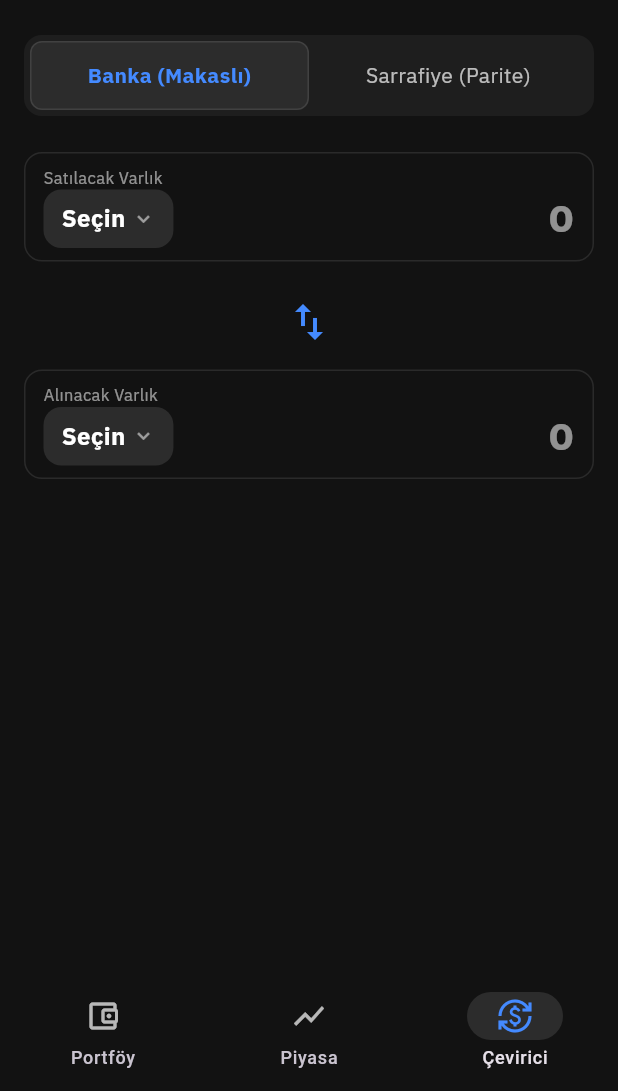
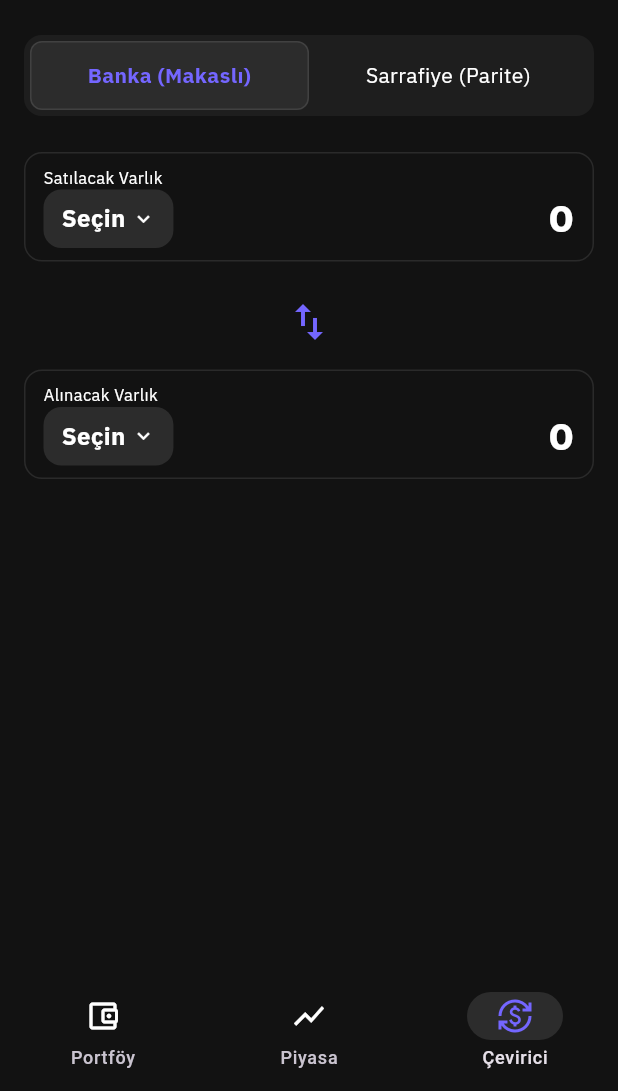
Before and after one commit to cinargorkemturudu/yastik6-app, a Flutter app: the screen it shows after launch, item 3 of the bottom bar chosen, on a phone screen of 412 x 824 dp, the part 145-1236 px from its top. Run offline on Flutter 3.47's test engine with Material 3 defaults, Android fonts, the phone set to English and light mode, and no system bars; our stand-ins replace decimal, envied, fl_chart, flutter_riverpod, flutter_secure_storage, google_fonts and 4 more; missing offline and left inert: circle_flags, encrypt, extension_google_sign_in_as_googleapis_auth, googleapis, icloud_storage; accounts and stored records are empty; generated files the repository leaves out were written again; network calls fail; statements that could not run were skipped.

Commit message:
brand color defined, all texts are white

```diff
--- a/lib/ui/theme/app_colors.dart
+++ b/lib/ui/theme/app_colors.dart
@@ -1,8 +1,7 @@
 import 'package:flutter/material.dart';
+class AppAlphas {
+  AppAlphas._();
 
-/// Tasarım sistemindeki tüm saydamlık (Alpha/Opacity) standartları.
-/// Renklerin [withValues(alpha: ...)] metoduyla birlikte kullanılır.
-class AppAlphas {
   // Çok hafif arka planlar (Çizgiler, gölgeler, çok silik yüzeyler)
   static const double faint = 0.05;
   static const double hover = 0.10;
@@ -13,14 +12,9 @@ class AppAlphas {
   static const double borderLight = 0.30;
   static const double overlay = 0.40;
 
-  // Belirgin vurgular (Buton kenarlıkları)
+  // Belirgin vurgular (Buton kenarlıkları, seçili olmayan ikonlar)
   static const double borderActive = 0.50;
-
-  // Metin saydamlıkları (Kapsayıcı metinler, ikincil bilgiler)
-  static const double textMuted = 0.70;
-  static const double textSecondary = 0.80;
 }
-
 class AppColors {
   AppColors._();
 
@@ -31,31 +25,30 @@ class AppColors {
   static const Color inputFill = Color(0xFF252525);
   static const Color sellSlipBg = Color(0xFF2C1B1B);
 
-  // --- Metin Renkleri ---
+  // --- Metin Renkleri (Unified to pure white per design spec) ---
   static const Color textPrimary = Colors.white;
-  static const Color textSecondary = Colors.white70;
-  static const Color textMuted = Colors.white54;
-  static const Color textFaint = Colors.white38;
+  static const Color textSecondary = Colors.white;
+  static const Color textMuted = Colors.white;
+  static const Color textFaint = Colors.white;
 
   // --- Anlamsal Renkler ---
   static const Color profit = Color(0xFF4CAF50);
   static const Color loss = Color(0xFFE53935);
-  static const Color neutral = Colors.white54;
+  static const Color neutral = Colors.white; // Unified to white to avoid gray text
 
   static const Color profitAccent = Colors.greenAccent;
   static const Color lossAccent = Colors.redAccent;
-  static const Color brandBlue = Colors.blueAccent;
+  static const Color brandBlue = Color(0xFF7466FF); // Updated to the new brand color
 
   // --- Kategori Renkleri ---
   static const Color metal = Color(0xFFFFD700);
   static const Color silver = Color(0xFFB0BEC5);
   static const Color currency = Color(0xFF2ECC71);
-  static const Color stock = Color(0xFF3498DB); // Hisse için Mavi tonu
-  static const Color crypto = Color(0xFFF7931A); // Kripto için Turuncu/Altın tonu
-  static const Color indicator = Color(0xFF9B59B6); // Göstergeler için Mor tonu
+  static const Color stock = Color(0xFF3498DB);
+  static const Color crypto = Color(0xFFF7931A);
+  static const Color indicator = Color(0xFF9B59B6);
 
   // --- VIP Varlık Renkleri ---
-  // Uygulama içinde özel renge sahip olmasını istediğimiz ana varlıklar.
   static const Map<String, Color> _vipAssetColors = {
     // Madenler
     'XAU': metal,
@@ -93,4 +86,5 @@ class AppColors {
     final index = cleanCode.hashCode.abs() % Colors.primaries.length;
     return Colors.primaries[index];
   }
+
 }
--- a/lib/ui/theme/app_text_style.dart
+++ b/lib/ui/theme/app_text_style.dart
@@ -19,8 +19,20 @@ class AppTextStyles {
   static final TextStyle bodyMedium = _body.copyWith(fontSize: 14, fontWeight: FontWeight.normal);
 
   // --- ALT BİLGİ & ETİKETLER (IBM Plex Sans) ---
-  static final TextStyle caption = _body.copyWith(fontSize: 11, fontWeight: FontWeight.normal, color: AppColors.textMuted);
-  static final TextStyle captionBold = _body.copyWith(fontSize: 11, fontWeight: FontWeight.bold, color: AppColors.textMuted);
+  // Hierarchy achieved strictly via font thickness.
+  // Minimum w400 enforced to prevent OLED anti-aliasing washout.
+  // All colors point directly to textPrimary to eliminate semantic ghosts.
+  static final TextStyle caption = _body.copyWith(
+    fontSize: 11,
+    fontWeight: FontWeight.w400,
+    color: AppColors.textPrimary,
+  );
+
+  static final TextStyle captionBold = _body.copyWith(
+    fontSize: 11,
+    fontWeight: FontWeight.w600, // Adjusted to w600 to maintain contrast against the w400 caption
+    color: AppColors.textPrimary,
+  );
 
   // --- FİYAT / RAKAM STİLLERİ (Inter - Rakamlar için daha okunaklı) ---
   static final TextStyle priceLarge = _heading.copyWith(fontSize: 15, fontWeight: FontWeight.w700);
--- a/lib/ui/widgets/cards/asset_accordion_item.dart
+++ b/lib/ui/widgets/cards/asset_accordion_item.dart
@@ -299,7 +299,7 @@ class _AssetAccordionItemState extends ConsumerState<AssetAccordionItem> {
             child: Text(
                 subText,
                 style: AppTextStyles.caption.copyWith(
-                    color: valueColor.withValues(alpha: AppAlphas.textSecondary),
+                    color: valueColor,
                     fontSize: 11,
                     fontWeight: FontWeight.w500
                 )
--- a/lib/ui/widgets/home_app_bar.dart
+++ b/lib/ui/widgets/home_app_bar.dart
@@ -157,7 +157,7 @@ class HomeAppBar extends ConsumerWidget implements PreferredSizeWidget {
                           ),
                           Text(
                               timeFormat.format(entry.value.toLocal()),
-                              style: AppTextStyles.caption.copyWith(color: rowColor.withValues(alpha: AppAlphas.textMuted)) // [DÜZELTİLDİ]
+                              style: AppTextStyles.caption.copyWith(color: rowColor) // [DÜZELTİLDİ]
                           ),
                         ],
                       ),
```
Also changed, not shown: lib/ui/widgets/asset_history_chart.dart (+21 -21 lines), lib/ui/widgets/cards/lot_card.dart (+11 -13 lines).
